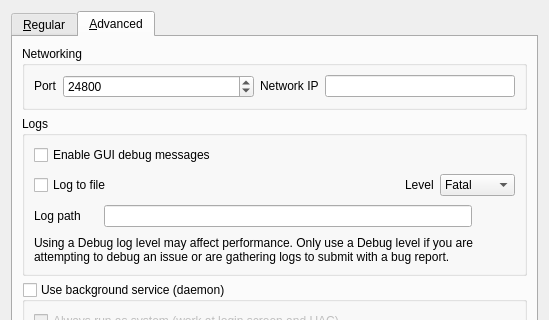
Old version of the form src/lib/gui/dialogs/SettingsDialog.ui in the repository deskflow/deskflow; both pictures show x 0 to 549 and y 0 to 320 of the 549 by 755 pixel window.
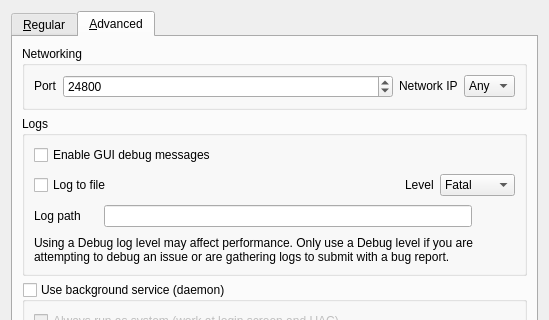
New version of the form. The open tabs and pages were chosen to show the change. Icons and pictures are not drawn.

The edit to the form file:
```diff
--- a/src/lib/gui/dialogs/SettingsDialog.ui
+++ b/src/lib/gui/dialogs/SettingsDialog.ui
@@ -393,10 +393,12 @@
            </widget>
           </item>
           <item>
-           <widget class="QLineEdit" name="lineInterface">
-            <property name="enabled">
-             <bool>true</bool>
-            </property>
+           <widget class="QComboBox" name="comboInterface">
+            <item>
+             <property name="text">
+              <string>Any</string>
+             </property>
+            </item>
            </widget>
           </item>
          </layout>
```
Left out of the diff: 1 changed line with no effect on the pictures.
